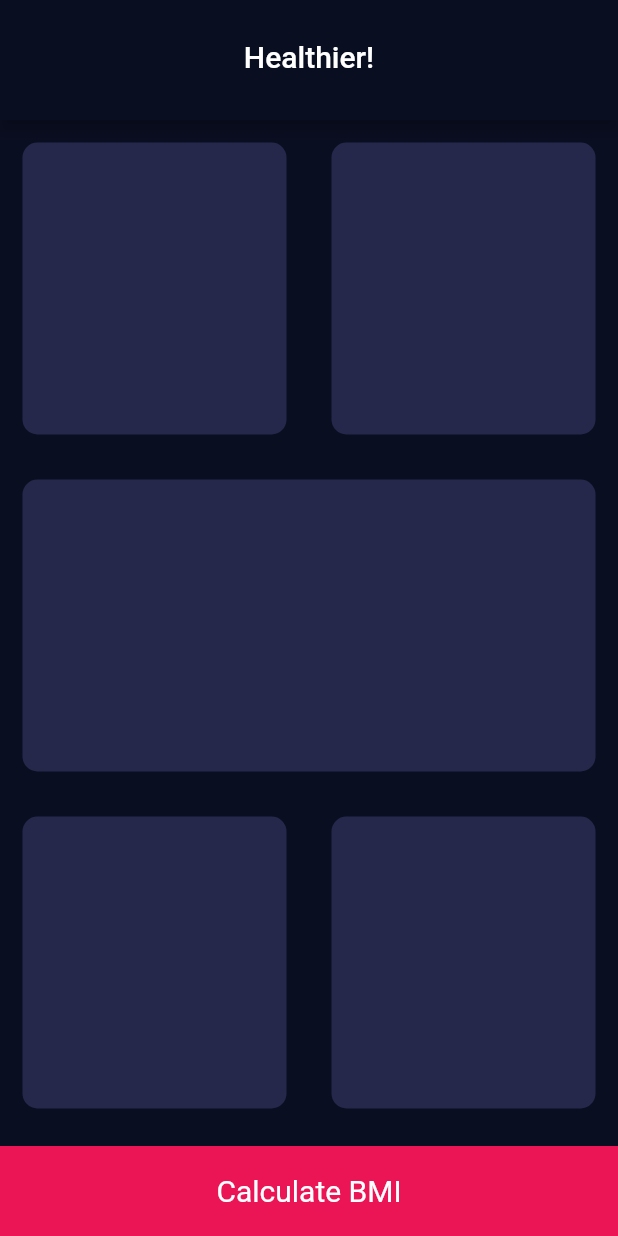
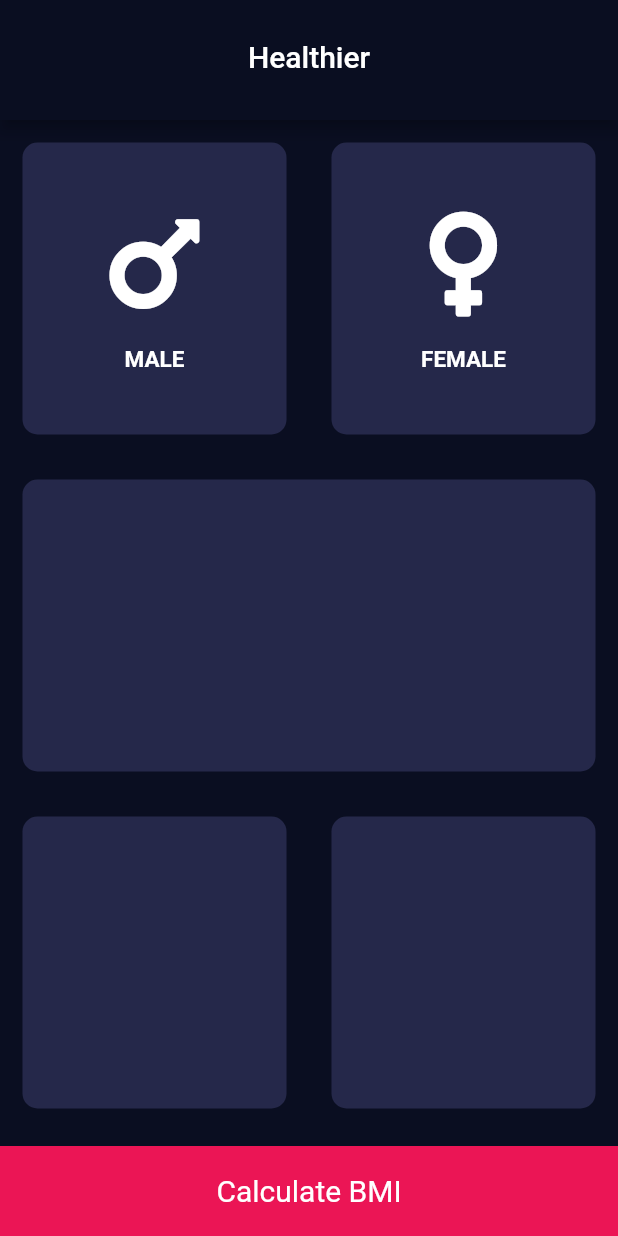
Before and after one commit to premakhil/BMI-calculator, a Flutter app: the screen it shows after launch, on a phone screen of 412 x 824 dp. Run offline on Flutter 3.47's test engine with Material 2 defaults, Android fonts, the phone set to English and light mode, and no system bars; our stand-ins replace font_awesome_flutter.

Commit message:
Widget colors added

```diff
--- /dev/null
+++ b/lib/iconData.dart
@@ -0,0 +1,30 @@
+import 'package:flutter/material.dart';
+import 'package:font_awesome_flutter/font_awesome_flutter.dart';
+
+class iconData extends StatelessWidget {
+  iconData(this.iconName, this.label);
+
+  final iconName;
+  final label;
+
+  @override
+  Widget build(BuildContext context) {
+    return Column(
+      mainAxisAlignment: MainAxisAlignment.center,
+      children: [
+        Icon(
+          iconName,
+          color: Colors.white,
+          size: 80.0,
+        ),
+        SizedBox(
+          height: 15.0,
+        ),
+        Text(
+          label,
+          style: TextStyle(fontWeight: FontWeight.bold, fontSize: 15.0),
+        )
+      ],
+    );
+  }
+}
--- a/lib/input_page.dart
+++ b/lib/input_page.dart
@@ -1,9 +1,13 @@
 import 'package:flutter/material.dart';
+import 'package:font_awesome_flutter/font_awesome_flutter.dart';
 import 'widgetTile.dart';
+import 'iconData.dart';
 
 const bottomHeight = 60.0;
 const passiveColour = Color(0xFF25284A);
 const activeColour = Color(0xFF1D1E33);
+
+enum Gender { male, female }
 
 class InputPage extends StatefulWidget {
   const InputPage({Key? key}) : super(key: key);
@@ -13,6 +17,8 @@ class InputPage extends StatefulWidget {
 }
 
 class _InputPageState extends State<InputPage> {
+  Gender? selectedGender;
+
   @override
   Widget build(BuildContext context) {
     return Scaffold(
@@ -23,7 +29,7 @@ class _InputPageState extends State<InputPage> {
           title: Padding(
             padding: const EdgeInsets.only(top: 20.0),
             child: Text(
-              'Healthier!',
+              'Healthier',
             ),
           ),
           centerTitle: true,
@@ -35,29 +41,53 @@ class _InputPageState extends State<InputPage> {
             child: Row(
               children: [
                 Expanded(
-                  child: widgetTile(passiveColour),
+                  child: GestureDetector(
+                    onTap: (() {
+                      setState(() {
+                        selectedGender = Gender.male;
+                      });
+                    }),
+                    child: widgetTile(
+                      colour: selectedGender == Gender.male
+                          ? activeColour
+                          : passiveColour,
+                      // colour: passiveColour,
+                      cardChild: iconData(FontAwesomeIcons.mars, 'MALE'),
+                    ),
+                  ),
                 ),
                 Expanded(
-                  child: widgetTile(passiveColour),
+                  child: GestureDetector(
+                    onTap: (() {
+                      setState(() {
+                        selectedGender = Gender.female;
+                      });
+                    }),
+                    child: widgetTile(
+                      colour: selectedGender == Gender.female
+                          ? activeColour
+                          : passiveColour,
+                      // colour: passiveColour,
+                      cardChild: iconData(FontAwesomeIcons.venus, 'FEMALE'),
+                    ),
+                  ),
                 )
               ],
             ),
           ),
-
-          // SizedBox(),
-
           Expanded(
-            child: widgetTile(passiveColour),
+            child: widgetTile(colour: passiveColour),
           ),
-
           Expanded(
             child: Row(
               children: [
                 Expanded(
-                  child: widgetTile(passiveColour),
+                  child: widgetTile(colour: passiveColour),
                 ),
                 Expanded(
-                  child: widgetTile(passiveColour),
+                  child: widgetTile(
+                    colour: passiveColour,
+                  ),
                 ),
               ],
             ),
--- a/lib/widgetTile.dart
+++ b/lib/widgetTile.dart
@@ -1,9 +1,10 @@
 import 'package:flutter/material.dart';
 
 class widgetTile extends StatelessWidget {
-  widgetTile(this.colour);
+  widgetTile({required this.colour, this.cardChild});
 
   final Color colour;
+  final cardChild;
 
   @override
   Widget build(BuildContext context) {
@@ -12,7 +13,12 @@ class widgetTile extends StatelessWidget {
       decoration: BoxDecoration(
         color: colour,
         borderRadius: BorderRadius.circular(10),
+
+        // border: Border.all(
+        //   width: 8,
+        // ),
       ),
+      child: cardChild,
     );
   }
 }
--- a/pubspec.yaml
+++ b/pubspec.yaml
@@ -34,6 +34,7 @@ dependencies:
   # The following adds the Cupertino Icons font to your application.
   # Use with the CupertinoIcons class for iOS style icons.
   cupertino_icons: ^1.0.2
+  font_awesome_flutter: ^9.0.0
 
 dev_dependencies:
   flutter_test:
```
Also changed, not shown: pubspec.lock.
